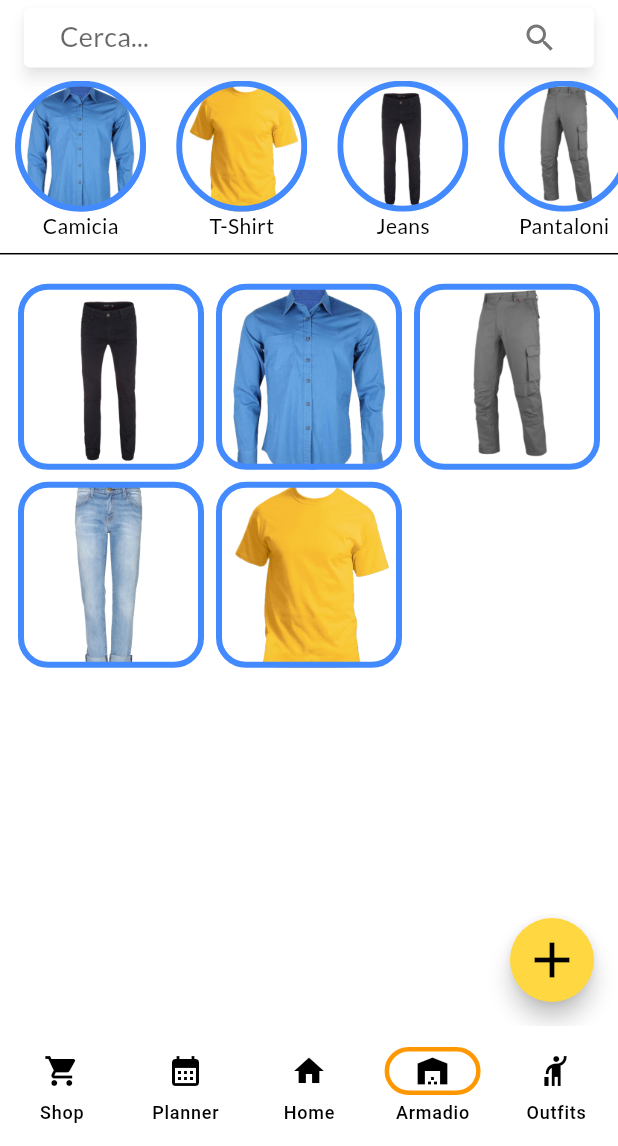
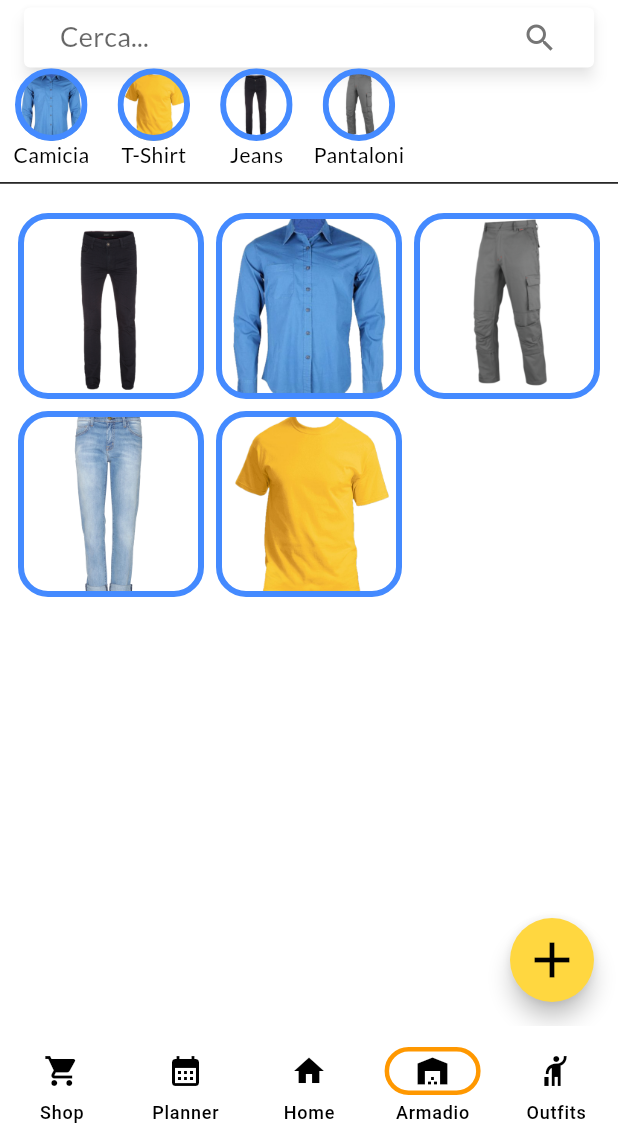
Before and after one commit to Timat-Piderma/cataclothes, a Flutter app: the screen it shows after launch, item 4 of the bottom bar chosen, after a tap on the "add" icon, on a phone screen of 412 x 824 dp, the part 90-1236 px from its top. Run offline on Flutter 3.47's test engine with Material 3 defaults, Android fonts, the phone set to English and light mode, and no system bars; our stand-ins replace google_fonts, image_cropper, image_picker, material_floating_search_bar_2, screenshot; missing offline and left inert: lindi_sticker_widget.

```diff
--- a/lib/screen_closet.dart
+++ b/lib/screen_closet.dart
@@ -64,12 +64,12 @@ class _ClosetScreenState extends State<ClosetScreen> {
                 height: computeHeight(),
                 child: Column(children: [
                   Expanded(
-                      flex: 1,
+                      flex: 2,
                       child: CustomSearchBar(
                         func: updateSearchResult,
                       )),
                   Expanded(
-                    flex: 2,
+                    flex: 3,
                     child: ItemHorizontalList(
                         items: getFilterItems(),
                         type: 0,
@@ -79,7 +79,7 @@ class _ClosetScreenState extends State<ClosetScreen> {
                   ),
                   const Divider(),
                   Expanded(
-                    flex: 11,
+                    flex: 28,
                     child: ItemGrid(
                       items: filteredArticles,
                       type: 0,
--- a/lib/screen_outfits.dart
+++ b/lib/screen_outfits.dart
@@ -64,10 +64,10 @@ class _OutfitScreenState extends State<OutfitsScreen> {
                 height: computeHeight(),
                 child: Column(children: [
                   Expanded(
-                      flex: 1,
+                      flex: 2,
                       child: CustomSearchBar(func: updateSearchResult)),
                   Expanded(
-                    flex: 2,
+                    flex: 3,
                     child: ItemHorizontalList(
                         items: getFilterItems(),
                         type: 0,
@@ -77,7 +77,7 @@ class _OutfitScreenState extends State<OutfitsScreen> {
                   ),
                   const Divider(),
                   Expanded(
-                    flex: 11,
+                    flex: 28,
                     child: ItemGrid(
                       items: filteredOutfits,
                       type: 0,
```
Also changed, not shown: lib/screen_outfit_article_select.dart (+22 -6 lines).
